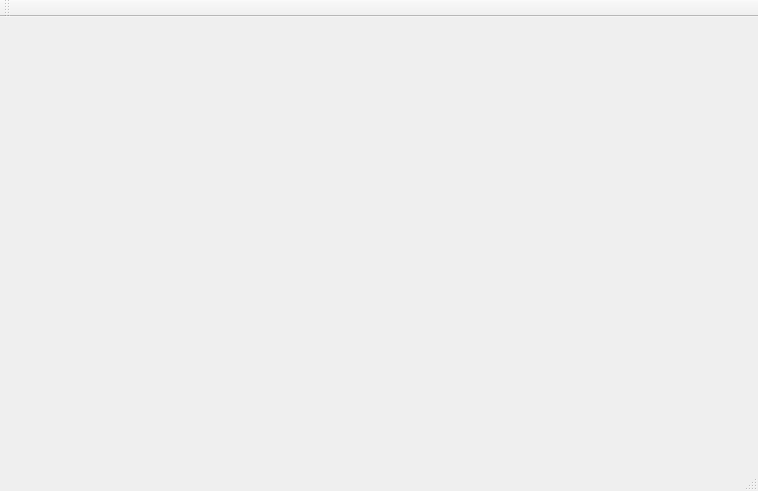
The window that mainwindow.ui (AchimGrolimund/Corporate-Project) describes before a commit, drawn with Qt 5.
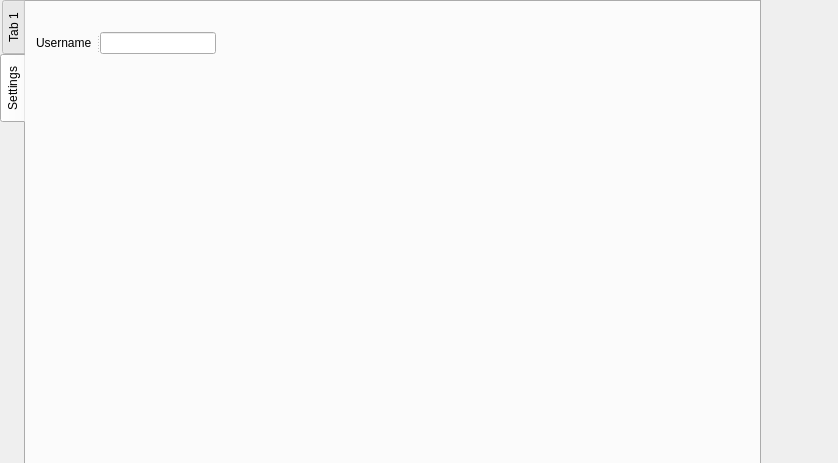
The same window after the commit.

Patch:
```diff
--- a/mainwindow.ui
+++ b/mainwindow.ui
@@ -6,33 +6,72 @@
    <rect>
     <x>0</x>
     <y>0</y>
-    <width>758</width>
-    <height>491</height>
+    <width>838</width>
+    <height>463</height>
    </rect>
   </property>
   <property name="windowTitle">
    <string>MainWindow</string>
   </property>
-  <widget class="QWidget" name="centralWidget"/>
-  <widget class="QMenuBar" name="menuBar">
-   <property name="geometry">
-    <rect>
-     <x>0</x>
-     <y>0</y>
-     <width>758</width>
-     <height>21</height>
-    </rect>
-   </property>
+  <widget class="QWidget" name="centralWidget">
+   <widget class="QTabWidget" name="tabWidget">
+    <property name="geometry">
+     <rect>
+      <x>0</x>
+      <y>0</y>
+      <width>761</width>
+      <height>491</height>
+     </rect>
+    </property>
+    <property name="sizePolicy">
+     <sizepolicy hsizetype="Expanding" vsizetype="Expanding">
+      <horstretch>0</horstretch>
+      <verstretch>0</verstretch>
+     </sizepolicy>
+    </property>
+    <property name="tabPosition">
+     <enum>QTabWidget::West</enum>
+    </property>
+    <property name="tabShape">
+     <enum>QTabWidget::Rounded</enum>
+    </property>
+    <property name="currentIndex">
+     <number>1</number>
+    </property>
+    <property name="movable">
+     <bool>true</bool>
+    </property>
+    <widget class="QWidget" name="tab">
+     <attribute name="title">
+      <string>Tab 1</string>
+     </attribute>
+    </widget>
+    <widget class="QWidget" name="teb_settings">
+     <attribute name="title">
+      <string>Settings</string>
+     </attribute>
+     <widget class="QSplitter" name="splitter">
+      <property name="geometry">
+       <rect>
+        <x>10</x>
+        <y>30</y>
+        <width>180</width>
+        <height>22</height>
+       </rect>
+      </property>
+      <property name="orientation">
+       <enum>Qt::Horizontal</enum>
+      </property>
+      <widget class="QLabel" name="label">
+       <property name="text">
+        <string>Username</string>
+       </property>
+      </widget>
+      <widget class="QLineEdit" name="lineEdit"/>
+     </widget>
+    </widget>
+   </widget>
   </widget>
-  <widget class="QToolBar" name="mainToolBar">
-   <attribute name="toolBarArea">
-    <enum>TopToolBarArea</enum>
-   </attribute>
-   <attribute name="toolBarBreak">
-    <bool>false</bool>
-   </attribute>
-  </widget>
-  <widget class="QStatusBar" name="statusBar"/>
  </widget>
  <layoutdefault spacing="6" margin="11"/>
  <resources/>
```
Left out of the diff: 2 changed lines with no effect on the pictures.
